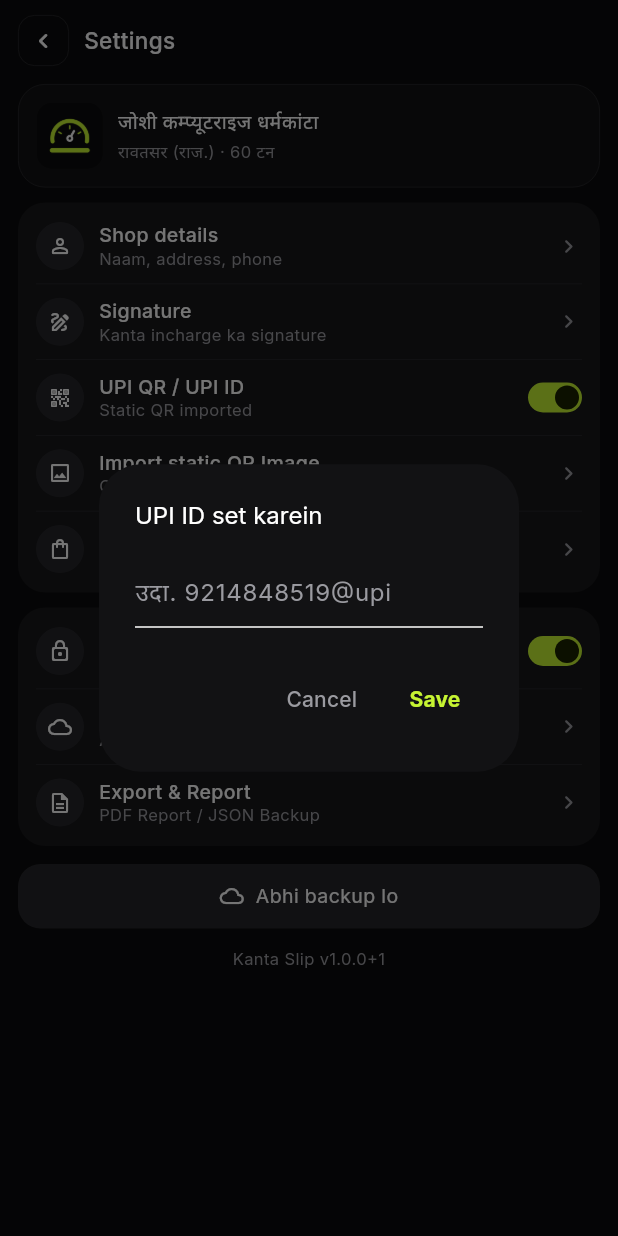
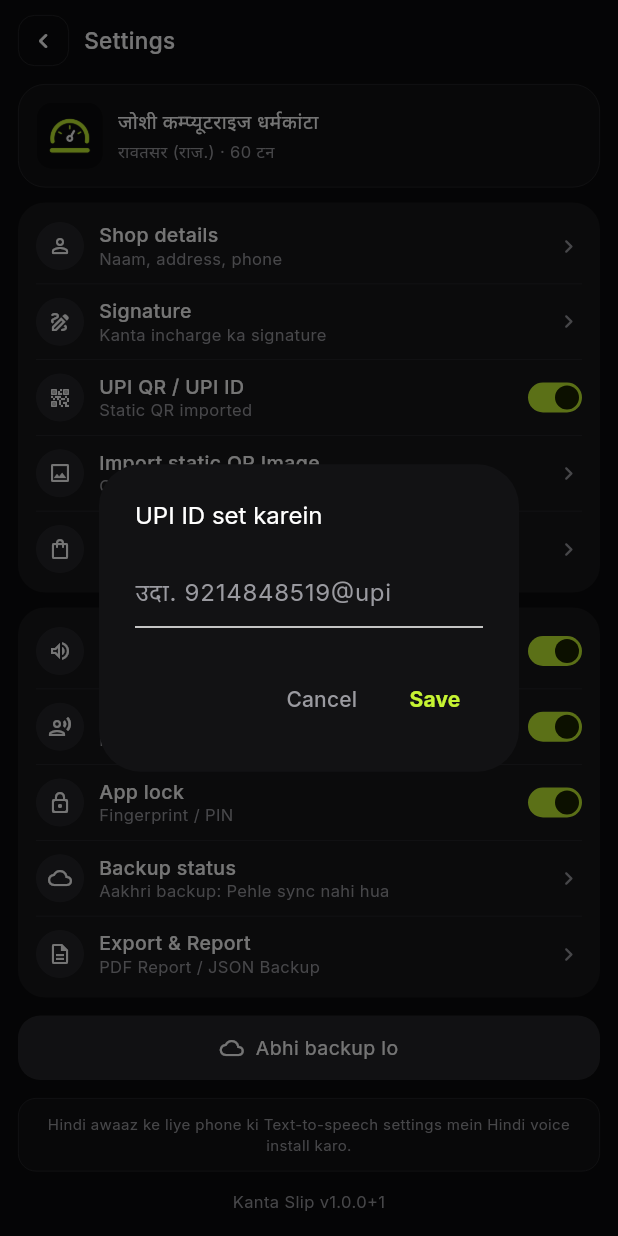
Before and after one commit to DINESH0768/JOSHI-SALES, a Flutter app: the SettingsScreen screen opened by its route, after a tap on "UPI QR / UPI ID", on a phone screen of 412 x 824 dp. Run offline on Flutter 3.47's test engine with Material 3 defaults, Android fonts, the phone set to English and light mode, and no system bars; our stand-ins replace audioplayers, camera, drift, fl_chart, flutter_riverpod, flutter_secure_storage and 8 more; missing offline and left inert: google_mlkit_text_recognition, screen_brightness; accounts and stored records are empty; generated files the repository leaves out were written again.

Commit message:
Implement Milestone 11: Success Tone + Hindi Voice Feedback
Co-authored-by: DINESH0768 <161393071+DINESH0768@users.noreply.github.com>

```diff
--- /dev/null
+++ b/lib/core/services/audio_feedback_service.dart
@@ -0,0 +1,120 @@
+import 'package:audioplayers/audioplayers.dart';
+import 'package:flutter/foundation.dart';
+import 'package:flutter/services.dart';
+import 'package:flutter_secure_storage/flutter_secure_storage.dart';
+import 'package:flutter_tts/flutter_tts.dart';
+import 'hindi_number_speaker.dart';
+
+class AudioFeedbackService {
+  static final AudioFeedbackService instance = AudioFeedbackService._internal();
+
+  AudioFeedbackService._internal();
+
+  factory AudioFeedbackService() => instance;
+
+  static const _storage = FlutterSecureStorage();
+  static const _toneKey = 'setting_success_tone';
+  static const _voiceKey = 'setting_voice_speech';
+  static const _soundPath = 'sounds/ding.wav';
+
+  AudioPlayer? _player;
+  FlutterTts? _tts;
+  bool _isTtsInitialized = false;
+
+  Future<void> _initTts() async {
+    if (_isTtsInitialized) return;
+    try {
+      _tts = FlutterTts();
+      await _tts!.setLanguage('hi-IN');
+      await _tts!.setSpeechRate(0.45);
+      await _tts!.setVolume(1.0);
+      _isTtsInitialized = true;
+    } catch (e) {
+      if (kDebugMode) print('TTS Init Error: $e');
+    }
+  }
+
+  Future<bool> isToneEnabled() async {
+    try {
+      final val = await _storage.read(key: _toneKey);
+      return val != 'false'; // Default ON
+    } catch (_) {
+      return true;
+    }
+  }
+
+  Future<bool> isVoiceEnabled() async {
+    try {
+      final val = await _storage.read(key: _voiceKey);
+      return val != 'false'; // Default ON
+    } catch (_) {
+      return true;
+    }
+  }
+
+  Future<void> setToneEnabled(bool value) async {
+    try {
+      await _storage.write(key: _toneKey, value: value.toString());
+    } catch (_) {}
+  }
+
+  Future<void> setVoiceEnabled(bool value) async {
+    try {
+      await _storage.write(key: _voiceKey, value: value.toString());
+    } catch (_) {}
+  }
+
+  Future<void> playTone() async {
+    try {
+      HapticFeedback.mediumImpact();
+      final toneOn = await isToneEnabled();
+      if (!toneOn) return;
+
+      _player ??= AudioPlayer();
+      await _player!.stop();
+      await _player!.play(AssetSource(_soundPath));
+    } catch (e) {
+      if (kDebugMode) print('Audio play error: $e');
+    }
+  }
+
+  Future<void> speak(String text) async {
+    try {
+      final voiceOn = await isVoiceEnabled();
+      if (!voiceOn) return;
+
+      await _initTts();
+      if (_tts != null) {
+        await _tts!.speak(text);
+      }
+    } catch (e) {
+      if (kDebugMode) print('TTS speak error: $e');
+    }
+  }
+
+  Future<void> playPaymentSuccess({
+    required int amount,
+    required String mode, // 'cash', 'upi', 'udhar_jama'
+  }) async {
+    await playTone();
+
+    final spokenAmount = HindiNumberSpeaker.convertAmountToWords(amount);
+    String phrase;
+    if (mode == 'cash') {
+      phrase = '$spokenAmount rupaye cash mein mile';
+    } else if (mode == 'upi') {
+      phrase = '$spokenAmount rupaye UPI se mile';
+    } else if (mode == 'udhar_jama') {
+      phrase = '$spokenAmount rupaye jama hue';
+    } else {
+      phrase = '$spokenAmount rupaye mile';
+    }
+
+    await speak(phrase);
+  }
+
+  Future<void> playScanSuccess() async {
+    await playTone();
+    await speak('Slip mil gayi');
+  }
+}
--- /dev/null
+++ b/lib/core/services/hindi_number_speaker.dart
@@ -0,0 +1,151 @@
+class HindiNumberSpeaker {
+  static const List<String> _units = [
+    '',
+    'ek',
+    'do',
+    'teen',
+    'chaar',
+    'paanch',
+    'chhah',
+    'saat',
+    'aath',
+    'nau',
+    'das',
+    'gyaarah',
+    'baarah',
+    'terah',
+    'chaudah',
+    'pandrah',
+    'soleh',
+    'satraah',
+    'athaarah',
+    'unnees',
+    'bees',
+    'ikkees',
+    'baas',
+    'tees',
+    'chaubees',
+    'pachchees',
+    'chhabbees',
+    'sattaees',
+    'atthaees',
+    'unattees',
+    'tees',
+    'ikattees',
+    'battees',
+    'taintees',
+    'chauntees',
+    'paintees',
+    'chattees',
+    'saintees',
+    'adhtees',
+    'untalis',
+    'chaalis',
+    'iktaalis',
+    'byaalis',
+    'taintaalis',
+    'chawalis',
+    'paintalis',
+    'chhiyalis',
+    'saintaalis',
+    'adhtaalis',
+    'unchaas',
+    'pachaas',
+    'ikyaavan',
+    'baavan',
+    'tirpan',
+    'chawwan',
+    'pachpan',
+    'chhappan',
+    'sattaavan',
+    'atthaavan',
+    'unsath',
+    'saath',
+    'iksath',
+    'baasath',
+    'tirsath',
+    'chaunsath',
+    'painsath',
+    'chhiyasaath',
+    'satsath',
+    'athsath',
+    'unhattar',
+    'sattar',
+    'ikhattar',
+    'bahattar',
+    'tihattar',
+    'chauhattar',
+    'pachhattar',
+    'chhihattar',
+    'sathattar',
+    'athhattar',
+    'unasi',
+    'assi',
+    'ikyaasi',
+    'byaasi',
+    'tiraasi',
+    'churaasi',
+    'pachaasi',
+    'chhiyaasi',
+    'sattaasi',
+    'atthaasi',
+    'nawaasi',
+    'nabbe',
+    'ikyaanbe',
+    'baanbe',
+    'tiraanbe',
+    'churaanbe',
+    'pachaanbe',
+    'chhiyaanbe',
+    'sattaanbe',
+    'atthaanbe',
+    'ninyaanbe',
+  ];
+
+  static String convertAmountToWords(int amount) {
+    if (amount <= 0) return 'shunya';
+
+    // Special natural Hindi phrasing for 1100-1900 exact hundreds
+    if (amount >= 1100 && amount <= 1900 && amount % 100 == 0) {
+      final h = amount ~/ 100;
+      return '${_units[h]} sau';
+    }
+
+    final buffer = StringBuffer();
+
+    // Lakhs (1,00,000)
+    final lakh = amount ~/ 100000;
+    var remainder = amount % 100000;
+    if (lakh > 0) {
+      buffer.write('${convertAmountToWords(lakh)} lakh ');
+    }
+
+    // Thousands (1,000)
+    final thousand = remainder ~/ 1000;
+    remainder = remainder % 1000;
+    if (thousand > 0) {
+      buffer.write('${_getTwoDigitString(thousand)} hazaar ');
+    }
+
+    // Hundreds (100)
+    final hundred = remainder ~/ 100;
+    remainder = remainder % 100;
+    if (hundred > 0) {
+      buffer.write('${_getTwoDigitString(hundred)} sau ');
+    }
+
+    // Remainder (<100)
+    if (remainder > 0) {
+      buffer.write(_getTwoDigitString(remainder));
+    }
+
+    return buffer.toString().trim();
+  }
+
+  static String _getTwoDigitString(int n) {
+    if (n >= 0 && n < _units.length) {
+      return _units[n];
+    }
+    return n.toString();
+  }
+}
--- a/lib/features/payments/presentation/payment_post_save_screen.dart
+++ b/lib/features/payments/presentation/payment_post_save_screen.dart
@@ -1,6 +1,7 @@
 import 'package:flutter/material.dart';
 import 'package:go_router/go_router.dart';
 import 'package:intl/intl.dart';
+import '../../../core/services/audio_feedback_service.dart';
 import '../../../core/theme/app_colors.dart';
 import '../../../data/db/app_database.dart';
 import '../../../data/db/slip_repository.dart';
@@ -58,6 +59,7 @@ class _PaymentPostSaveScreenState extends State<PaymentPostSaveScreen> {
   Future<void> _onCashPayment() async {
     if (_slip == null) return;
     await _paymentService.recordCashPayment(slipId: _slip!.id, amount: _slip!.charge.toDouble());
+    AudioFeedbackService.instance.playPaymentSuccess(amount: _slip!.charge, mode: 'cash');
     if (mounted) {
       setState(() {
         _successMsg = '₹${_slip!.charge} Cash mein mile';
@@ -69,6 +71,7 @@ class _PaymentPostSaveScreenState extends State<PaymentPostSaveScreen> {
   Future<void> _onUpiPayment() async {
     if (_slip == null) return;
     await _paymentService.recordUpiPayment(slipId: _slip!.id, amount: _slip!.charge.toDouble());
+    AudioFeedbackService.instance.playPaymentSuccess(amount: _slip!.charge, mode: 'upi');
     if (mounted) {
       setState(() {
         _successMsg = 'Payment mil gaya (UPI)';
--- a/lib/features/settings/presentation/settings_screen.dart
+++ b/lib/features/settings/presentation/settings_screen.dart
@@ -1,5 +1,6 @@
 import 'package:flutter/material.dart';
 import 'package:image_picker/image_picker.dart';
+import '../../../core/services/audio_feedback_service.dart';
 import '../../../core/services/data_export_service.dart';
 import '../../../core/services/firebase_sync_service.dart';
 import '../../../core/theme/app_colors.dart';
@@ -21,6 +22,8 @@ class _SettingsScreenState extends State<SettingsScreen> {
   String? _qrImagePath;
   String _backupStatus = 'Checking...';
   bool _isSyncing = false;
+  bool _successToneEnabled = true;
+  bool _voiceSpeechEnabled = true;
 
   @override
   void initState() {
@@ -34,6 +37,8 @@ class _SettingsScreenState extends State<SettingsScreen> {
     final qrPath = await UpiService.getQrImagePath();
     final enabled = await UpiService.isUpiQrEnabled();
     final status = await FirebaseSyncService.getLastSyncedStatus();
+    final toneOn = await AudioFeedbackService.instance.isToneEnabled();
+    final voiceOn = await AudioFeedbackService.instance.isVoiceEnabled();
 
     if (mounted) {
       setState(() {
@@ -41,6 +46,8 @@ class _SettingsScreenState extends State<SettingsScreen> {
         _qrImagePath = qrPath;
         _upiQrEnabled = enabled;
         _backupStatus = status;
+        _successToneEnabled = toneOn;
+        _voiceSpeechEnabled = voiceOn;
       });
     }
   }
@@ -384,6 +391,30 @@ class _SettingsScreenState extends State<SettingsScreen> {
                 child: Column(
                   children: [
                     _buildRow(
+                      icon: Icons.volume_up_outlined,
+                      title: 'Success tone',
+                      subtitle: 'Payment/scan par ti-ting tone',
+                      trailing: _buildSwitch(
+                        value: _successToneEnabled,
+                        onChanged: (val) async {
+                          setState(() => _successToneEnabled = val);
+                          await AudioFeedbackService.instance.setToneEnabled(val);
+                        },
+                      ),
+                    ),
+                    _buildRow(
+                      icon: Icons.record_voice_over_outlined,
+                      title: 'Bolkar batao (voice)',
+                      subtitle: 'Hindi TTS aawaz (500 rupaye mile)',
+                      trailing: _buildSwitch(
+                        value: _voiceSpeechEnabled,
+                        onChanged: (val) async {
+                          setState(() => _voiceSpeechEnabled = val);
+                          await AudioFeedbackService.instance.setVoiceEnabled(val);
+                        },
+                      ),
+                    ),
+                    _buildRow(
                       icon: Icons.lock_outline_rounded,
                       title: 'App lock',
                       subtitle: 'Fingerprint / PIN',
@@ -447,6 +478,25 @@ class _SettingsScreenState extends State<SettingsScreen> {
               ),
               const SizedBox(height: 12),
 
+              // TTS Hint Notice
+              Container(
+                padding: const EdgeInsets.all(10),
+                decoration: BoxDecoration(
+                  color: AppColors.surface,
+                  borderRadius: BorderRadius.circular(12),
+                  border: Border.all(color: AppColors.border, width: 0.5),
+                ),
+                child: const Text(
+                  'Hindi awaaz ke liye phone ki Text-to-speech settings mein Hindi voice install karo.',
+                  textAlign: TextAlign.center,
+                  style: TextStyle(
+                    color: AppColors.muted,
+                    fontSize: 10,
+                  ),
+                ),
+              ),
+              const SizedBox(height: 12),
+
               // Version label (.m)
               const Text(
                 'Kanta Slip v1.0.0+1',
--- a/lib/features/slips/presentation/auto_scan_screen.dart
+++ b/lib/features/slips/presentation/auto_scan_screen.dart
@@ -5,6 +5,7 @@ import 'package:flutter/material.dart';
 import 'package:go_router/go_router.dart';
 import 'package:google_mlkit_text_recognition/google_mlkit_text_recognition.dart';
 import 'package:image_picker/image_picker.dart';
+import '../../../core/services/audio_feedback_service.dart';
 import '../../../core/theme/app_colors.dart';
 import '../../../data/db/app_database.dart';
 import '../domain/services/ocr_parser.dart';
@@ -166,6 +167,8 @@ class _AutoScanScreenState extends State<AutoScanScreen> with SingleTickerProvid
     } catch (_) {}
 
     final finalData = data.copyWith(scanPhotoPath: photoPath);
+
+    AudioFeedbackService.instance.playScanSuccess();
 
     if (mounted) {
       ScaffoldMessenger.of(context).showSnackBar(
--- a/pubspec.yaml
+++ b/pubspec.yaml
@@ -25,6 +25,8 @@ dependencies:
   local_auth: ^2.1.8
   flutter_secure_storage: ^9.0.0
   intl: ^0.19.0
+  audioplayers: ^6.0.0
+  flutter_tts: ^4.0.2
   image_picker: ^1.0.7
   screen_brightness: ^1.0.1
   firebase_core: ^2.27.0
@@ -50,6 +52,7 @@ flutter:
   assets:
     - assets/signature.png
     - assets/branding/
+    - assets/sounds/
 
   fonts:
     - family: Inter
```
Also changed, not shown: lib/features/udhar/presentation/jama_rasid_screen.dart (+7 -0 lines), pubspec.lock, 9 other files.
